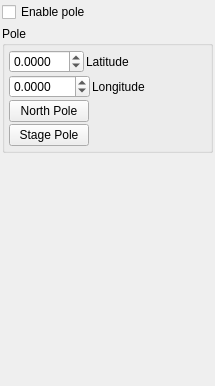
The window that src/qt-widgets/MovePoleWidgetUi.ui (GPlates/GPlates) describes before a commit, drawn with Qt 5.
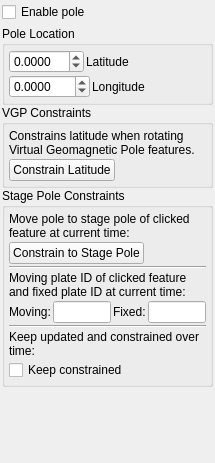
The same window after the commit.

Commit message: (trunk) Move Pole tool tab panel improved and shows moving/fixed plate pair of currently focused feature.

Patch:
```diff
--- a/src/qt-widgets/MovePoleWidgetUi.ui
+++ b/src/qt-widgets/MovePoleWidgetUi.ui
@@ -7,7 +7,7 @@
     <x>0</x>
     <y>0</y>
     <width>215</width>
-    <height>386</height>
+    <height>463</height>
    </rect>
   </property>
   <property name="windowTitle">
@@ -28,9 +28,18 @@
     </widget>
    </item>
    <item>
-    <widget class="QGroupBox" name="pole_groupbox">
+    <widget class="QWidget" name="pole_widget" native="true">
+     <layout class="QVBoxLayout" name="verticalLayout_4">
+      <property name="spacing">
+       <number>0</number>
+      </property>
+      <property name="margin">
+       <number>0</number>
+      </property>
+      <item>
+       <widget class="QGroupBox" name="pole_location_groupbox">
      <property name="title">
-      <string>Pole</string>
+         <string>Pole Location</string>
      </property>
      <layout class="QVBoxLayout" name="verticalLayout_2">
       <property name="spacing">
@@ -119,12 +128,37 @@
         </item>
        </layout>
       </item>
+        </layout>
+       </widget>
+      </item>
+      <item>
+       <widget class="QGroupBox" name="move_pole_to_groupbox">
+        <property name="title">
+         <string>VGP Constraints</string>
+        </property>
+        <layout class="QVBoxLayout" name="verticalLayout_3">
+         <property name="spacing">
+          <number>2</number>
+         </property>
+         <property name="margin">
+          <number>4</number>
+         </property>
+         <item>
+          <widget class="QLabel" name="constrain_latitude_label">
+           <property name="text">
+            <string>Constrains latitude when rotating Virtual Geomagnetic Pole features.</string>
+           </property>
+           <property name="wordWrap">
+            <bool>true</bool>
+           </property>
+          </widget>
+         </item>
       <item>
        <layout class="QHBoxLayout" name="horizontalLayout">
         <item>
          <widget class="QPushButton" name="north_pole_pushbutton">
           <property name="text">
-           <string>North Pole</string>
+              <string>Constrain Latitude</string>
           </property>
           <property name="checkable">
            <bool>false</bool>
@@ -146,12 +180,46 @@
         </item>
        </layout>
       </item>
+        </layout>
+       </widget>
+      </item>
+      <item>
+       <widget class="QGroupBox" name="stage_pole_constraints_groupbox">
+        <property name="title">
+         <string>Stage Pole Constraints</string>
+        </property>
+        <layout class="QVBoxLayout" name="verticalLayout_5">
+         <property name="spacing">
+          <number>2</number>
+         </property>
+         <property name="margin">
+          <number>4</number>
+         </property>
+         <item>
+          <widget class="QLabel" name="stage_pole_constraints_label">
+           <property name="text">
+            <string>Move pole to stage pole of clicked feature at current time:</string>
+           </property>
+           <property name="wordWrap">
+            <bool>true</bool>
+           </property>
+          </widget>
+         </item>
+         <item>
+          <widget class="QWidget" name="stage_pole_widget" native="true">
+           <layout class="QVBoxLayout" name="verticalLayout_6">
+            <property name="spacing">
+             <number>0</number>
+            </property>
+            <property name="margin">
+             <number>0</number>
+            </property>
       <item>
        <layout class="QHBoxLayout" name="horizontalLayout_2">
         <item>
          <widget class="QPushButton" name="stage_pole_pushbutton">
           <property name="text">
-           <string>Stage Pole</string>
+                 <string>Constrain to Stage Pole</string>
           </property>
          </widget>
         </item>
@@ -169,6 +237,108 @@
          </spacer>
         </item>
        </layout>
+            </item>
+           </layout>
+          </widget>
+         </item>
+         <item>
+          <widget class="Line" name="line">
+           <property name="orientation">
+            <enum>Qt::Horizontal</enum>
+           </property>
+          </widget>
+         </item>
+         <item>
+          <widget class="QLabel" name="stage_pole_plate_pair_label">
+           <property name="text">
+            <string>Moving plate ID of clicked feature and fixed plate ID at current time:</string>
+           </property>
+           <property name="wordWrap">
+            <bool>true</bool>
+           </property>
+          </widget>
+         </item>
+         <item>
+          <layout class="QHBoxLayout" name="horizontalLayout_5">
+           <property name="spacing">
+            <number>2</number>
+           </property>
+           <item>
+            <widget class="QLabel" name="stage_pole_moving_plate_label">
+             <property name="text">
+              <string>Moving:</string>
+             </property>
+            </widget>
+           </item>
+           <item>
+            <widget class="QLineEdit" name="stage_pole_moving_plate_lineedit">
+             <property name="readOnly">
+              <bool>true</bool>
+             </property>
+            </widget>
+           </item>
+           <item>
+            <widget class="QLabel" name="stage_pole_fixed_plate_label">
+             <property name="text">
+              <string>Fixed:</string>
+             </property>
+            </widget>
+           </item>
+           <item>
+            <widget class="QLineEdit" name="stage_pole_fixed_plate_lineedit">
+             <property name="readOnly">
+              <bool>true</bool>
+             </property>
+            </widget>
+           </item>
+          </layout>
+         </item>
+         <item>
+          <widget class="Line" name="line_2">
+           <property name="orientation">
+            <enum>Qt::Horizontal</enum>
+           </property>
+          </widget>
+         </item>
+         <item>
+          <widget class="QLabel" name="keep_stage_pole_constrained_label">
+           <property name="text">
+            <string>Keep updated and constrained over time:</string>
+           </property>
+           <property name="wordWrap">
+            <bool>true</bool>
+           </property>
+          </widget>
+         </item>
+         <item>
+          <layout class="QHBoxLayout" name="horizontalLayout_4">
+           <property name="spacing">
+            <number>2</number>
+           </property>
+           <item>
+            <widget class="QCheckBox" name="keep_stage_pole_constrained_checkbox">
+             <property name="text">
+              <string>Keep constrained</string>
+             </property>
+            </widget>
+           </item>
+           <item>
+            <spacer name="horizontalSpacer_6">
+             <property name="orientation">
+              <enum>Qt::Horizontal</enum>
+             </property>
+             <property name="sizeHint" stdset="0">
+              <size>
+               <width>40</width>
+               <height>20</height>
+              </size>
+             </property>
+            </spacer>
+           </item>
+          </layout>
+         </item>
+        </layout>
+       </widget>
       </item>
      </layout>
     </widget>
```
Left out of the diff: 2 changed lines with no effect on the pictures. Lines whose indentation alone changed are shown as unchanged. The commit also changes 2 other files.
